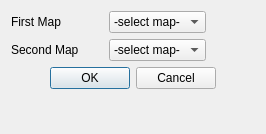
Before: the Qt Designer form schnapps/plugins/merge_plugin/merge_dialog.ui in cgogn/SCHNApps, drawn with Qt 5.
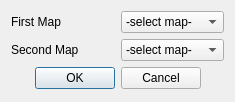
After: the same form once the commit is applied.

The edit to the form file:
```diff
--- a/schnapps/plugins/merge_plugin/merge_dialog.ui
+++ b/schnapps/plugins/merge_plugin/merge_dialog.ui
@@ -7,17 +7,24 @@
    <rect>
     <x>0</x>
     <y>0</y>
-    <width>266</width>
-    <height>134</height>
+    <width>235</width>
+    <height>102</height>
    </rect>
   </property>
   <property name="windowTitle">
    <string>Dialog</string>
   </property>
-  <layout class="QVBoxLayout" name="verticalLayout">
+  <layout class="QGridLayout" name="gridLayout">
+   <item row="0" column="1">
+    <widget class="QComboBox" name="combo_mapSelection">
    <item>
-    <layout class="QHBoxLayout" name="horizontalLayout">
-     <item>
+      <property name="text">
+       <string>-select map-</string>
+      </property>
+     </item>
+    </widget>
+   </item>
+   <item row="0" column="0">
       <widget class="QLabel" name="label">
        <property name="minimumSize">
         <size>
@@ -30,33 +37,7 @@
        </property>
       </widget>
      </item>
-     <item>
-      <widget class="QComboBox" name="comboBoxMapSelection">
-       <item>
-        <property name="text">
-         <string>-select map-</string>
-        </property>
-       </item>
-      </widget>
-     </item>
-     <item>
-      <spacer name="horizontalSpacer">
-       <property name="orientation">
-        <enum>Qt::Horizontal</enum>
-       </property>
-       <property name="sizeHint" stdset="0">
-        <size>
-         <width>40</width>
-         <height>20</height>
-        </size>
-       </property>
-      </spacer>
-     </item>
-    </layout>
-   </item>
-   <item>
-    <layout class="QHBoxLayout" name="horizontalLayout_2">
-     <item>
+   <item row="1" column="0">
       <widget class="QLabel" name="label_2">
        <property name="minimumSize">
         <size>
@@ -69,8 +50,8 @@
        </property>
       </widget>
      </item>
-     <item>
-      <widget class="QComboBox" name="comboBoxMapSelection_2">
+   <item row="1" column="1">
+    <widget class="QComboBox" name="combo_mapSelection_2">
        <item>
         <property name="text">
          <string>-select map-</string>
@@ -78,22 +59,7 @@
        </item>
       </widget>
      </item>
-     <item>
-      <spacer name="horizontalSpacer_2">
-       <property name="orientation">
-        <enum>Qt::Horizontal</enum>
-       </property>
-       <property name="sizeHint" stdset="0">
-        <size>
-         <width>40</width>
-         <height>20</height>
-        </size>
-       </property>
-      </spacer>
-     </item>
-    </layout>
-   </item>
-   <item>
+   <item row="2" column="0" colspan="2">
     <widget class="QDialogButtonBox" name="buttonBox">
      <property name="orientation">
       <enum>Qt::Horizontal</enum>
@@ -106,7 +72,7 @@
      </property>
     </widget>
    </item>
-   <item>
+   <item row="3" column="0" colspan="2">
     <spacer name="verticalSpacer">
      <property name="orientation">
       <enum>Qt::Vertical</enum>
```
Left out of the diff: 6 changed lines with no effect on the pictures. Lines whose indentation alone changed are shown as unchanged.
